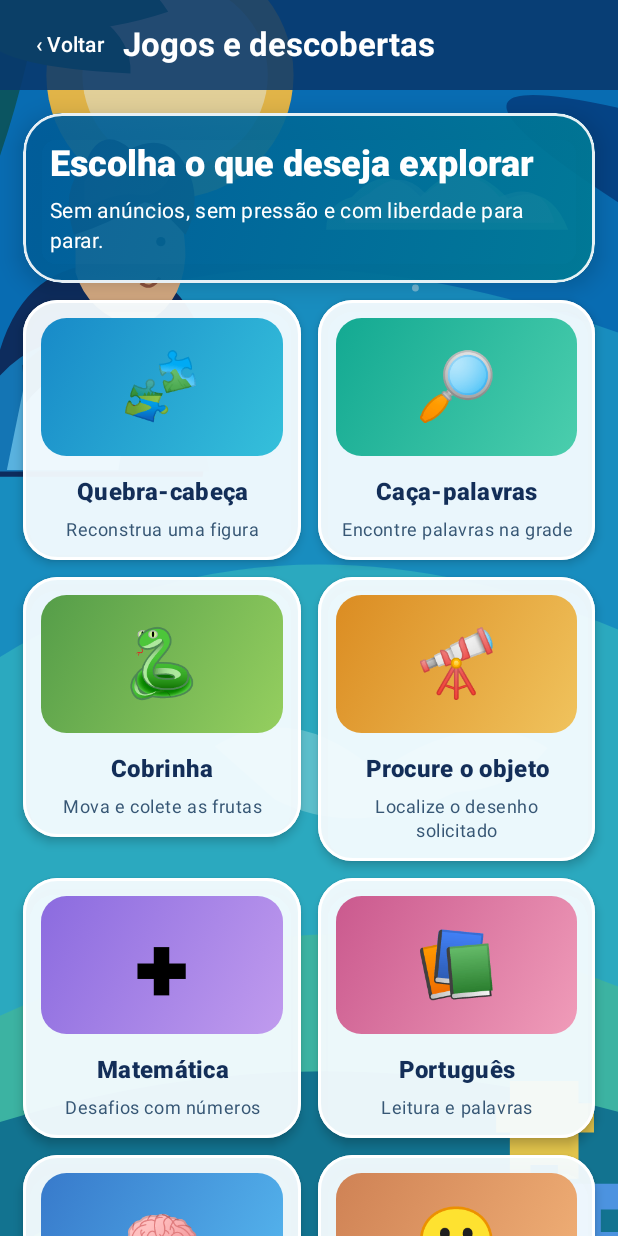
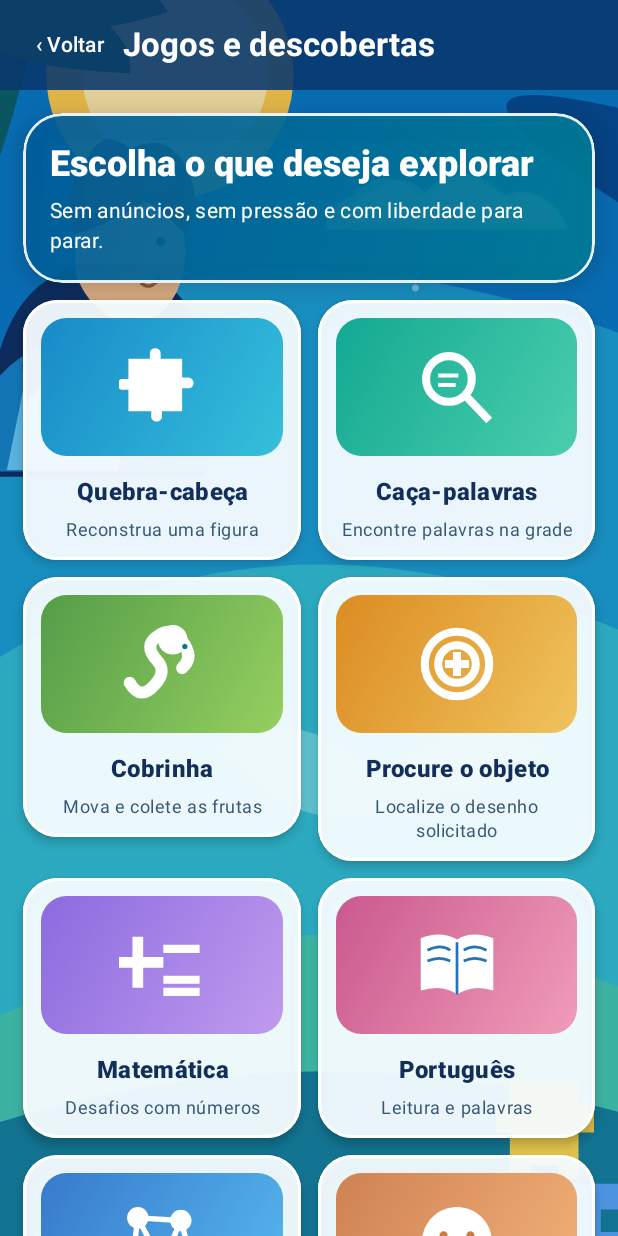
Before and after one commit to Andrews-Oliveira/Meu-TEA, an Android app built with Jetpack Compose: the JogosV2Screen screen opened through its navigation route, on a phone screen of 412 x 824 dp. Run offline under Robolectric (Android 15) with nearby library versions, the phone set to English and light mode, and no system bars; our stand-ins replace Firebase (no records; nobody signed in at launch, a user with empty details on screens opened directly).

Commit message:
feat(ui): substituir emojis do catálogo por ícones vetoriais próprios

```diff
--- a/app/src/main/java/com/example/meutea/menu/jogos/JogosV2Screen.kt
+++ b/app/src/main/java/com/example/meutea/menu/jogos/JogosV2Screen.kt
@@ -1,5 +1,8 @@
 package com.example.meutea.menu.jogos
 
+import androidx.compose.foundation.Image
+import androidx.compose.ui.res.painterResource
+import com.example.meutea.R
 import androidx.compose.foundation.BorderStroke
 import androidx.compose.foundation.background
 import androidx.compose.foundation.clickable
@@ -55,28 +58,28 @@ private data class JogoItem(
     val id: String,
     val titulo: String,
     val descricao: String,
-    val icone: String,
+    val icone: Int,
     val cores: List<Color>
 )
 
 private val catalogo = listOf(
-    JogoItem("quebra", "Quebra-cabeça", "Reconstrua uma figura", "🧩",
+    JogoItem("quebra", "Quebra-cabeça", "Reconstrua uma figura", R.drawable.tea_game_puzzle,
         listOf(Color(0xFF188AC8), Color(0xFF35C0DB))),
-    JogoItem("palavras", "Caça-palavras", "Encontre palavras na grade", "🔎",
+    JogoItem("palavras", "Caça-palavras", "Encontre palavras na grade", R.drawable.tea_game_words,
         listOf(Color(0xFF13A992), Color(0xFF4BCEAD))),
-    JogoItem("cobra", "Cobrinha", "Mova e colete as frutas", "🐍",
+    JogoItem("cobra", "Cobrinha", "Mova e colete as frutas", R.drawable.tea_game_snake,
         listOf(Color(0xFF559D49), Color(0xFF95CF5F))),
-    JogoItem("objetos", "Procure o objeto", "Localize o desenho solicitado", "🔭",
+    JogoItem("objetos", "Procure o objeto", "Localize o desenho solicitado", R.drawable.tea_game_search,
         listOf(Color(0xFFDB8C22), Color(0xFFF0C35D))),
-    JogoItem("matematica", "Matemática", "Desafios com números", "✚",
+    JogoItem("matematica", "Matemática", "Desafios com números", R.drawable.tea_game_math,
         listOf(Color(0xFF8B6BDF), Color(0xFFC09BEE))),
-    JogoItem("portugues", "Português", "Leitura e palavras", "📚",
+    JogoItem("portugues", "Português", "Leitura e palavras", R.drawable.tea_game_books,
         listOf(Color(0xFFCA598E), Color(0xFFF09CB9))),
-    JogoItem("logica", "Lógica", "Padrões e sequências", "🧠",
+    JogoItem("logica", "Lógica", "Padrões e sequências", R.drawable.tea_game_logic,
         listOf(Color(0xFF387ACB), Color(0xFF56B8EF))),
-    JogoItem("emocoes", "Emoções", "Descubra expressões", "🙂",
+    JogoItem("emocoes", "Emoções", "Descubra expressões", R.drawable.tea_game_smile,
         listOf(Color(0xFFCF8255), Color(0xFFF2B278))),
-    JogoItem("pausa", "Pausa tranquila", "Uma atividade sem pressa", "🌿",
+    JogoItem("pausa", "Pausa tranquila", "Uma atividade sem pressa", R.drawable.tea_game_leaf,
         listOf(Color(0xFF168D83), Color(0xFF5FC6A6)))
 )
 
@@ -189,7 +192,9 @@ private fun JogosCatalogo(onBack: () -> Unit, onSelect: (String) -> Unit) {
                                     .background(Brush.linearGradient(item.cores)),
                                 contentAlignment = Alignment.Center
                             ) {
-                                Text(item.icone, fontSize = 44.sp)
+                                Image(painter = painterResource(item.icone),
+                                    contentDescription = null,
+                                    modifier = Modifier.size(57.dp))
                             }
                             Spacer(Modifier.height(12.dp))
                             Text(item.titulo,
--- /dev/null
+++ b/app/src/main/res/drawable/tea_game_books.xml
@@ -0,0 +1,2 @@
+<?xml version="1.0" encoding="utf-8"?>
+<vector xmlns:android="http://schemas.android.com/apk/res/android" android:width="64dp" android:height="64dp" android:viewportWidth="64" android:viewportHeight="64"><path android:fillColor="#FFFFFFFF" android:pathData="M32,13Q20,6 5,12v39Q22,46 32,54Q44,46 59,51V12Q43,6 32,13z"/><path android:fillColor="@android:color/transparent" android:strokeColor="#FF2473B8" android:strokeWidth="2" android:pathData="M32,15V54 M10,21Q20,16 27,21 M37,21Q45,16 54,21 M10,29Q19,25 27,29 M37,29Q45,25 54,29"/></vector>
--- /dev/null
+++ b/app/src/main/res/drawable/tea_game_leaf.xml
@@ -0,0 +1,2 @@
+<?xml version="1.0" encoding="utf-8"?>
+<vector xmlns:android="http://schemas.android.com/apk/res/android" android:width="64dp" android:height="64dp" android:viewportWidth="64" android:viewportHeight="64"><path android:fillColor="#FFFFFFFF" android:pathData="M12,51Q4,19 55,8Q62,46 32,55Q18,57 12,51z"/><path android:fillColor="@android:color/transparent" android:strokeColor="#FF15977B" android:strokeWidth="3" android:strokeLineCap="round" android:pathData="M13,52Q27,34 48,21"/></vector>
--- /dev/null
+++ b/app/src/main/res/drawable/tea_game_logic.xml
@@ -0,0 +1,2 @@
+<?xml version="1.0" encoding="utf-8"?>
+<vector xmlns:android="http://schemas.android.com/apk/res/android" android:width="64dp" android:height="64dp" android:viewportWidth="64" android:viewportHeight="64"><path android:fillColor="@android:color/transparent" android:strokeColor="#FFFFFFFF" android:strokeWidth="4" android:pathData="M14,14L46,16L32,49L14,14 M14,14L10,46L32,49 M46,16L54,45L32,49"/><path android:fillColor="#FFFFFFFF" android:pathData="M14,6a8,8 0,1 1,-0.01 0 M46,8a8,8 0,1 1,-0.01 0 M32,41a8,8 0,1 1,-0.01 0 M10,38a8,8 0,1 1,-0.01 0 M54,37a8,8 0,1 1,-0.01 0"/></vector>
--- /dev/null
+++ b/app/src/main/res/drawable/tea_game_math.xml
@@ -0,0 +1,2 @@
+<?xml version="1.0" encoding="utf-8"?>
+<vector xmlns:android="http://schemas.android.com/apk/res/android" android:width="64dp" android:height="64dp" android:viewportWidth="64" android:viewportHeight="64"><path android:fillColor="#FFFFFFFF" android:pathData="M10,11h8v15h15v8H18v15h-8V34H-5v-8h15z M33,17h27v6H33z M33,40h27v6H33z M33,49h27v6H33z"/></vector>
--- /dev/null
+++ b/app/src/main/res/drawable/tea_game_puzzle.xml
@@ -0,0 +1,2 @@
+<?xml version="1.0" encoding="utf-8"?>
+<vector xmlns:android="http://schemas.android.com/apk/res/android" android:width="64dp" android:height="64dp" android:viewportWidth="64" android:viewportHeight="64"><path android:fillColor="#FFFFFFFF" android:pathData="M7,11h16v-4c0,-5 8,-5 8,0v4h16v14h4c6,0 6,8 0,8h-4v17H32v4c0,5 -8,5 -8,0v-4H7V34h-4c-6,0 -6,-8 0,-8h4z"/></vector>
--- /dev/null
+++ b/app/src/main/res/drawable/tea_game_search.xml
@@ -0,0 +1,2 @@
+<?xml version="1.0" encoding="utf-8"?>
+<vector xmlns:android="http://schemas.android.com/apk/res/android" android:width="64dp" android:height="64dp" android:viewportWidth="64" android:viewportHeight="64"><path android:fillColor="@android:color/transparent" android:strokeColor="#FFFFFFFF" android:strokeWidth="6" android:pathData="M32,8a24,24 0,1 1,-0.01 0z M32,18a14,14 0,1 1,-0.01 0z"/><path android:fillColor="#FFFFFFFF" android:pathData="M29,23h6v18h-6z M23,29h18v6H23z"/></vector>
--- /dev/null
+++ b/app/src/main/res/drawable/tea_game_smile.xml
@@ -0,0 +1,2 @@
+<?xml version="1.0" encoding="utf-8"?>
+<vector xmlns:android="http://schemas.android.com/apk/res/android" android:width="64dp" android:height="64dp" android:viewportWidth="64" android:viewportHeight="64"><path android:fillColor="#FFFFFFFF" android:pathData="M32,6a26,26 0,1 1,-0.01 0z"/><path android:fillColor="#FFCA7A42" android:pathData="M22,24a3,3 0,1 1,-0.01 0 M42,24a3,3 0,1 1,-0.01 0"/><path android:fillColor="@android:color/transparent" android:strokeColor="#FFCA7A42" android:strokeWidth="3.5" android:strokeLineCap="round" android:pathData="M19,36Q32,50 45,36"/></vector>
--- /dev/null
+++ b/app/src/main/res/drawable/tea_game_snake.xml
@@ -0,0 +1,2 @@
+<?xml version="1.0" encoding="utf-8"?>
+<vector xmlns:android="http://schemas.android.com/apk/res/android" android:width="64dp" android:height="64dp" android:viewportWidth="64" android:viewportHeight="64"><path android:fillColor="@android:color/transparent" android:strokeColor="#FFFFFFFF" android:strokeWidth="9" android:strokeLineCap="round" android:pathData="M8,46Q16,60 27,47Q36,37 28,29Q18,18 29,11Q40,3 49,18Q55,28 47,35"/><path android:fillColor="#FFFFFFFF" android:pathData="M40,25a11,11 0,1 1,0.01 0z"/><path android:fillColor="#FF067A81" android:pathData="M49,21a2,2 0,1 1,0.01 0z"/></vector>
--- /dev/null
+++ b/app/src/main/res/drawable/tea_game_words.xml
@@ -0,0 +1,2 @@
+<?xml version="1.0" encoding="utf-8"?>
+<vector xmlns:android="http://schemas.android.com/apk/res/android" android:width="64dp" android:height="64dp" android:viewportWidth="64" android:viewportHeight="64"><path android:fillColor="@android:color/transparent" android:strokeColor="#FFFFFFFF" android:strokeWidth="6" android:pathData="M26,9a17,17 0,1 1,-0.01 0z M39,39L56,57"/><path android:fillColor="#FFFFFFFF" android:pathData="M18,22h15v3H18z M18,29h13v3H18z"/></vector>
```
